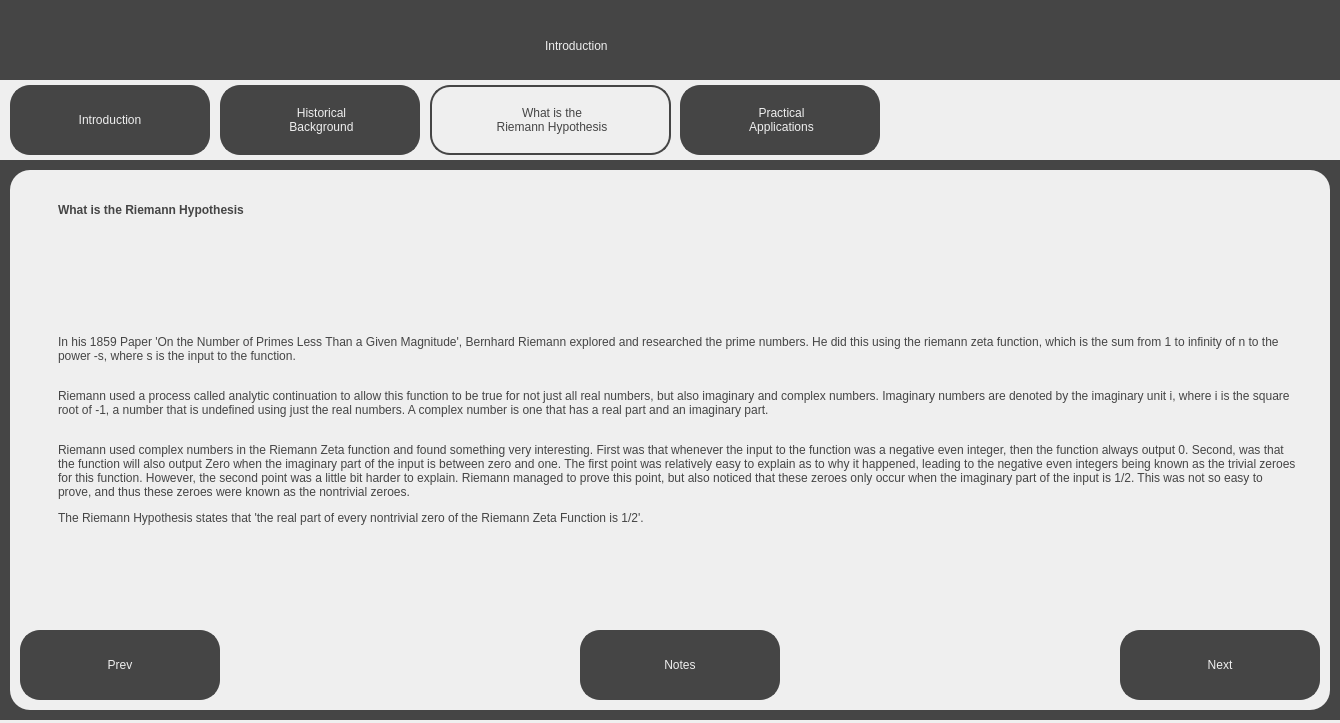
jackm245/Riemann-Hypothesis, file src/ui/introduction_screens/what_is_the_riemann_hypothesis.ui: the form before one commit.
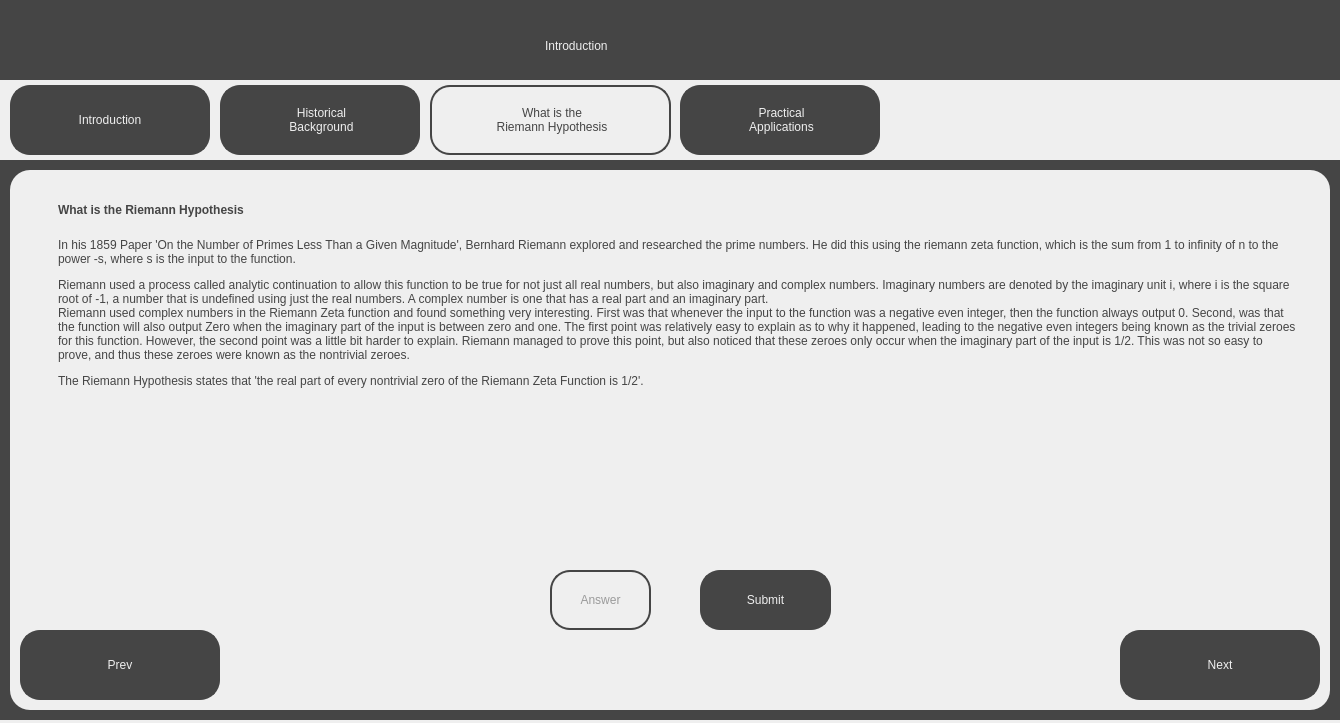
The form after the commit.

```diff
--- a/src/ui/introduction_screens/what_is_the_riemann_hypothesis.ui
+++ b/src/ui/introduction_screens/what_is_the_riemann_hypothesis.ui
@@ -301,7 +301,7 @@
        <x>40</x>
        <y>60</y>
        <width>1251</width>
-       <height>401</height>
+       <height>281</height>
       </rect>
      </property>
      <property name="styleSheet">
@@ -309,19 +309,75 @@
 background-color: rgb(239, 239, 239); padding: 5px;</string>
      </property>
      <property name="text">
-      <string>&lt;html&gt;&lt;head/&gt;&lt;body&gt;&lt;p&gt;In his 1859 Paper 'On the Number of Primes Less Than a Given Magnitude', Bernhard Riemann explored and researched the prime numbers. He did this using the riemann zeta function, which is the sum from 1 to infinity of n to the power -s, where s is the input to the function. &lt;br/&gt;&lt;/p&gt;&lt;p&gt;Riemann used a process called analytic continuation to allow this function to be true for not just all real numbers, but also imaginary and complex numbers. Imaginary numbers are denoted by the imaginary unit i, where i is the square root of -1, a number that is undefined using just the real numbers. A complex number is one that has a real part and an imaginary part. &lt;/p&gt;&lt;p&gt;&lt;br/&gt;Riemann used complex numbers in the Riemann Zeta function and found something very interesting. First was that whenever the input to the function was a negative even integer, then the function always output 0. Second, was that the function will also output Zero when the imaginary part of the input is between zero and one. The first point was relatively easy to explain as to why it happened, leading to the negative even integers being known as the trivial zeroes for this function. However, the second point was a little bit harder to explain. Riemann managed to prove this point, but also noticed that these zeroes only occur when the imaginary part of the input is 1/2. This was not so easy to prove, and thus these zeroes were known as the nontrivial zeroes.&lt;/p&gt;&lt;p&gt;The Riemann Hypothesis states that 'the real part of every nontrivial zero of the Riemann Zeta Function is 1/2'. &lt;/p&gt;&lt;/body&gt;&lt;/html&gt;</string>
+      <string>&lt;html&gt;&lt;head/&gt;&lt;body&gt;&lt;p&gt;In his 1859 Paper 'On the Number of Primes Less Than a Given Magnitude', Bernhard Riemann explored and researched the prime numbers. He did this using the riemann zeta function, which is the sum from 1 to infinity of n to the power -s, where s is the input to the function. &lt;/p&gt;&lt;p&gt;Riemann used a process called analytic continuation to allow this function to be true for not just all real numbers, but also imaginary and complex numbers. Imaginary numbers are denoted by the imaginary unit i, where i is the square root of -1, a number that is undefined using just the real numbers. A complex number is one that has a real part and an imaginary part. &lt;br/&gt;Riemann used complex numbers in the Riemann Zeta function and found something very interesting. First was that whenever the input to the function was a negative even integer, then the function always output 0. Second, was that the function will also output Zero when the imaginary part of the input is between zero and one. The first point was relatively easy to explain as to why it happened, leading to the negative even integers being known as the trivial zeroes for this function. However, the second point was a little bit harder to explain. Riemann managed to prove this point, but also noticed that these zeroes only occur when the imaginary part of the input is 1/2. This was not so easy to prove, and thus these zeroes were known as the nontrivial zeroes.&lt;/p&gt;&lt;p&gt;The Riemann Hypothesis states that 'the real part of every nontrivial zero of the Riemann Zeta Function is 1/2'. &lt;/p&gt;&lt;/body&gt;&lt;/html&gt;</string>
      </property>
+     <property name="alignment">
+      <set>Qt::AlignLeading|Qt::AlignLeft|Qt::AlignTop</set>
+     </property>
      <property name="wordWrap">
       <bool>true</bool>
      </property>
     </widget>
-    <widget class="QPushButton" name="NotesButton">
+    <widget class="QLabel" name="QuestionText">
      <property name="geometry">
       <rect>
-       <x>570</x>
-       <y>460</y>
-       <width>200</width>
-       <height>70</height>
+       <x>390</x>
+       <y>360</y>
+       <width>561</width>
+       <height>31</height>
+      </rect>
+     </property>
+     <property name="styleSheet">
+      <string notr="true">font: 13pt &quot;Sans Serif&quot;; color:rgb(69, 69, 69);
+background-color: rgb(239, 239, 239); padding: 5px;</string>
+     </property>
+     <property name="text">
+      <string>&lt;html&gt;&lt;head/&gt;&lt;body&gt;&lt;p&gt;&lt;br/&gt;&lt;/p&gt;&lt;/body&gt;&lt;/html&gt;</string>
+     </property>
+     <property name="wordWrap">
+      <bool>true</bool>
+     </property>
+    </widget>
+    <widget class="QLineEdit" name="QuestionInput">
+     <property name="geometry">
+      <rect>
+       <x>540</x>
+       <y>400</y>
+       <width>101</width>
+       <height>60</height>
+      </rect>
+     </property>
+     <property name="styleSheet">
+      <string notr="true">background-color: rgb(239, 239, 239);
+color: rgb(69, 69, 69);
+font: 18pt &quot;Sans Serif&quot;;
+border: 2px solid;
+border-radius: 20px;
+border-color:rgb(69, 69, 69);</string>
+     </property>
+     <property name="text">
+      <string/>
+     </property>
+     <property name="echoMode">
+      <enum>QLineEdit::Normal</enum>
+     </property>
+     <property name="cursorPosition">
+      <number>0</number>
+     </property>
+     <property name="alignment">
+      <set>Qt::AlignCenter</set>
+     </property>
+     <property name="placeholderText">
+      <string>Answer</string>
+     </property>
+    </widget>
+    <widget class="QPushButton" name="SubmitButton">
+     <property name="geometry">
+      <rect>
+       <x>690</x>
+       <y>400</y>
+       <width>131</width>
+       <height>60</height>
       </rect>
      </property>
      <property name="cursor">
@@ -336,7 +392,24 @@
 </string>
      </property>
      <property name="text">
-      <string>Notes</string>
+      <string>Submit</string>
+     </property>
+    </widget>
+    <widget class="QLabel" name="MessageLabel">
+     <property name="geometry">
+      <rect>
+       <x>440</x>
+       <y>480</y>
+       <width>461</width>
+       <height>41</height>
+      </rect>
+     </property>
+     <property name="styleSheet">
+      <string notr="true">color: rgb(255, 0, 0);
+font: 18pt &quot;Sans Serif&quot;;</string>
+     </property>
+     <property name="text">
+      <string>&lt;html&gt;&lt;head/&gt;&lt;body&gt;&lt;p align=&quot;center&quot;&gt;&lt;br/&gt;&lt;/p&gt;&lt;/body&gt;&lt;/html&gt;</string>
      </property>
     </widget>
     <zorder>SubTitleText</zorder>
```
Left out of the diff: 5 changed lines with no effect on the pictures.
